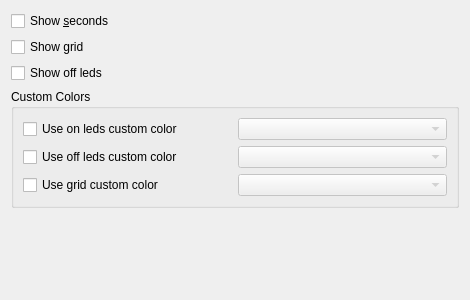
KDE/kdeplasma-addons, file applets/binary-clock/clockConfig.ui: the form before one commit.
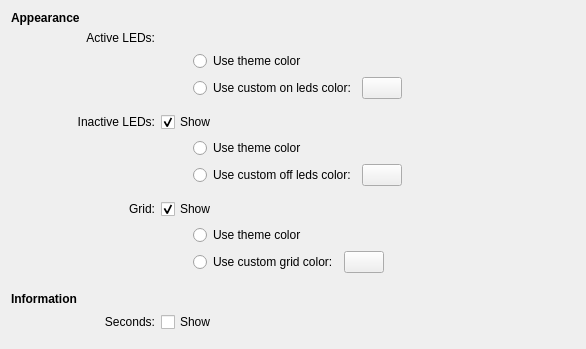
The form after the commit. Custom widgets are drawn as their Qt base class.

Commit message: Now we've got an usable config UI.

What changed in the file:
```diff
--- a/applets/binary-clock/clockConfig.ui
+++ b/applets/binary-clock/clockConfig.ui
@@ -5,8 +5,8 @@
    <rect>
     <x>0</x>
     <y>0</y>
-    <width>470</width>
-    <height>300</height>
+    <width>586</width>
+    <height>349</height>
    </rect>
   </property>
   <property name="minimumSize" >
@@ -15,34 +15,84 @@
     <height>300</height>
    </size>
   </property>
-  <layout class="QVBoxLayout" name="verticalLayout" >
-   <item>
-    <widget class="QCheckBox" name="showSecondHandCheckBox" >
-     <property name="toolTip" >
-      <string>Show the second leds</string>
+  <layout class="QGridLayout" name="gridLayout" >
+   <item row="0" column="0" >
+    <widget class="QLabel" name="Appearance" >
+     <property name="font" >
+      <font>
+       <weight>75</weight>
+       <bold>true</bold>
+      </font>
      </property>
-     <property name="whatsThis" >
-      <string>Check this if you want to display second leds in order to see the seconds.</string>
+     <property name="text" >
+      <string>Appearance</string>
      </property>
+    </widget>
+   </item>
+   <item row="1" column="1" >
+    <widget class="QLabel" name="label" >
      <property name="text" >
-      <string>Show &amp;seconds</string>
+      <string>Active LEDs:</string>
      </property>
+     <property name="alignment" >
+      <set>Qt::AlignRight|Qt::AlignTrailing|Qt::AlignVCenter</set>
+     </property>
     </widget>
    </item>
-   <item>
-    <widget class="QCheckBox" name="showGridCheckBox" >
-     <property name="toolTip" >
-      <string>Show the grid</string>
+   <item row="3" column="4" >
+    <layout class="QHBoxLayout" name="horizontalLayout_3" >
+     <item>
+      <widget class="QRadioButton" name="onLedsCustomColorRadioButton" >
+       <property name="text" >
+        <string>Use custom on leds color:</string>
+       </property>
+      </widget>
+     </item>
+     <item>
+      <widget class="KColorButton" name="onLedsCustomColorButton" />
+     </item>
+     <item>
+      <spacer name="horizontalSpacer_3" >
+       <property name="orientation" >
+        <enum>Qt::Horizontal</enum>
+       </property>
+       <property name="sizeHint" stdset="0" >
+        <size>
+         <width>40</width>
+         <height>20</height>
+        </size>
+       </property>
+      </spacer>
+     </item>
+    </layout>
+   </item>
+   <item row="4" column="2" >
+    <spacer name="verticalSpacer_3" >
+     <property name="orientation" >
+      <enum>Qt::Vertical</enum>
      </property>
-     <property name="whatsThis" >
-      <string>Check this if you want to see a grid around leds.</string>
+     <property name="sizeType" >
+      <enum>QSizePolicy::Fixed</enum>
      </property>
+     <property name="sizeHint" stdset="0" >
+      <size>
+       <width>20</width>
+       <height>7</height>
+      </size>
+     </property>
+    </spacer>
+   </item>
+   <item row="5" column="0" colspan="2" >
+    <widget class="QLabel" name="label_4" >
      <property name="text" >
-      <string>Show grid</string>
+      <string>Inactive LEDs:</string>
      </property>
+     <property name="alignment" >
+      <set>Qt::AlignRight|Qt::AlignTrailing|Qt::AlignVCenter</set>
+     </property>
     </widget>
    </item>
-   <item>
+   <item row="5" column="2" colspan="3" >
     <widget class="QCheckBox" name="showOffLedsCheckBox" >
      <property name="toolTip" >
       <string>Show the off leds</string>
@@ -51,62 +101,159 @@
       <string>Check this if you want to see off leds.</string>
      </property>
      <property name="text" >
-      <string>Show off leds</string>
+      <string>Show</string>
      </property>
+     <property name="checked" >
+      <bool>true</bool>
+     </property>
     </widget>
    </item>
-   <item>
-    <widget class="QGroupBox" name="ColorsGroupBox" >
-     <property name="title" >
-      <string>Custom Colors</string>
+   <item row="6" column="4" >
+    <widget class="QRadioButton" name="offLedsDefaultColorRadioButton" >
+     <property name="text" >
+      <string>Use theme color</string>
      </property>
-     <layout class="QGridLayout" name="gridLayout" >
-      <item row="0" column="0" >
-       <widget class="QCheckBox" name="onLedsCustomColorCheckBox" >
-        <property name="text" >
-         <string>Use on leds custom color</string>
-        </property>
-       </widget>
-      </item>
-      <item row="0" column="1" >
-       <widget class="KColorCombo" name="onLedsCustomColorCombo" >
-        <property name="enabled" >
-         <bool>false</bool>
-        </property>
-       </widget>
-      </item>
-      <item row="1" column="0" >
-       <widget class="QCheckBox" name="offLedsCustomColorCheckBox" >
-        <property name="text" >
-         <string>Use off leds custom color</string>
-        </property>
-       </widget>
-      </item>
-      <item row="1" column="1" >
-       <widget class="KColorCombo" name="offLedsCustomColorCombo" >
-        <property name="enabled" >
-         <bool>false</bool>
-        </property>
-       </widget>
-      </item>
-      <item row="2" column="0" >
-       <widget class="QCheckBox" name="gridCustomColorCheckBox" >
-        <property name="text" >
-         <string>Use grid custom color</string>
-        </property>
-       </widget>
-      </item>
-      <item row="2" column="1" >
-       <widget class="KColorCombo" name="gridCustomColorCombo" >
-        <property name="enabled" >
-         <bool>false</bool>
-        </property>
-       </widget>
-      </item>
-     </layout>
     </widget>
    </item>
-   <item>
+   <item row="7" column="4" >
+    <layout class="QHBoxLayout" name="horizontalLayout_2" >
+     <item>
+      <widget class="QRadioButton" name="offLedsCustomColorRadioButton" >
+       <property name="sizePolicy" >
+        <sizepolicy vsizetype="Fixed" hsizetype="Minimum" >
+         <horstretch>0</horstretch>
+         <verstretch>0</verstretch>
+        </sizepolicy>
+       </property>
+       <property name="text" >
+        <string>Use custom off leds color:</string>
+       </property>
+      </widget>
+     </item>
+     <item>
+      <widget class="KColorButton" name="offLedsCustomColorButton" />
+     </item>
+     <item>
+      <spacer name="horizontalSpacer_2" >
+       <property name="orientation" >
+        <enum>Qt::Horizontal</enum>
+       </property>
+       <property name="sizeHint" stdset="0" >
+        <size>
+         <width>40</width>
+         <height>20</height>
+        </size>
+       </property>
+      </spacer>
+     </item>
+    </layout>
+   </item>
+   <item row="8" column="2" colspan="2" >
+    <spacer name="verticalSpacer_2" >
+     <property name="orientation" >
+      <enum>Qt::Vertical</enum>
+     </property>
+     <property name="sizeType" >
+      <enum>QSizePolicy::Fixed</enum>
+     </property>
+     <property name="sizeHint" stdset="0" >
+      <size>
+       <width>20</width>
+       <height>7</height>
+      </size>
+     </property>
+    </spacer>
+   </item>
+   <item row="9" column="0" colspan="2" >
+    <widget class="QLabel" name="label_3" >
+     <property name="text" >
+      <string>Grid:</string>
+     </property>
+     <property name="alignment" >
+      <set>Qt::AlignRight|Qt::AlignTrailing|Qt::AlignVCenter</set>
+     </property>
+    </widget>
+   </item>
+   <item row="9" column="2" colspan="3" >
+    <widget class="QCheckBox" name="showGridCheckBox" >
+     <property name="toolTip" >
+      <string>Show the grid</string>
+     </property>
+     <property name="whatsThis" >
+      <string>Check this if you want to see a grid around leds.</string>
+     </property>
+     <property name="text" >
+      <string>Show</string>
+     </property>
+     <property name="checked" >
+      <bool>true</bool>
+     </property>
+    </widget>
+   </item>
+   <item row="10" column="4" >
+    <widget class="QRadioButton" name="gridDefaultColorRadioButton" >
+     <property name="text" >
+      <string>Use theme color</string>
+     </property>
+    </widget>
+   </item>
+   <item row="11" column="4" >
+    <layout class="QHBoxLayout" name="horizontalLayout" >
+     <item>
+      <widget class="QRadioButton" name="gridCustomColorRadioButton" >
+       <property name="text" >
+        <string>Use custom grid color:</string>
+       </property>
+      </widget>
+     </item>
+     <item>
+      <widget class="KColorButton" name="gridCustomColorButton" />
+     </item>
+     <item>
+      <spacer name="horizontalSpacer" >
+       <property name="orientation" >
+        <enum>Qt::Horizontal</enum>
+       </property>
+       <property name="sizeHint" stdset="0" >
+        <size>
+         <width>40</width>
+         <height>20</height>
+        </size>
+       </property>
+      </spacer>
+     </item>
+    </layout>
+   </item>
+   <item row="12" column="0" >
+    <spacer name="verticalSpacer_4" >
+     <property name="orientation" >
+      <enum>Qt::Vertical</enum>
+     </property>
+     <property name="sizeType" >
+      <enum>QSizePolicy::Fixed</enum>
+     </property>
+     <property name="sizeHint" stdset="0" >
+      <size>
+       <width>20</width>
+       <height>13</height>
+      </size>
+     </property>
+    </spacer>
+   </item>
+   <item row="13" column="0" >
+    <widget class="QLabel" name="label_6" >
+     <property name="font" >
+      <font>
+       <weight>75</weight>
+       <bold>true</bold>
+      </font>
+     </property>
+     <property name="text" >
+      <string>Information</string>
+     </property>
+    </widget>
+   </item>
+   <item row="15" column="3" colspan="2" >
     <spacer name="verticalSpacer" >
      <property name="orientation" >
       <enum>Qt::Vertical</enum>
@@ -114,18 +261,48 @@
      <property name="sizeHint" stdset="0" >
       <size>
        <width>20</width>
-       <height>70</height>
+       <height>40</height>
       </size>
      </property>
     </spacer>
    </item>
+   <item row="2" column="4" >
+    <widget class="QRadioButton" name="onLedsDefaultColorRadioButton" >
+     <property name="text" >
+      <string>Use theme color</string>
+     </property>
+    </widget>
+   </item>
+   <item row="14" column="1" >
+    <widget class="QLabel" name="showSecondsLabel" >
+     <property name="text" >
+      <string>Seconds:</string>
+     </property>
+     <property name="alignment" >
+      <set>Qt::AlignRight|Qt::AlignTrailing|Qt::AlignVCenter</set>
+     </property>
+    </widget>
+   </item>
+   <item row="14" column="2" colspan="3" >
+    <widget class="QCheckBox" name="showSecondHandCheckBox" >
+     <property name="toolTip" >
+      <string>Show the second leds</string>
+     </property>
+     <property name="whatsThis" >
+      <string>Check this if you want to display second leds in order to see the seconds.</string>
+     </property>
+     <property name="text" >
+      <string>Show</string>
+     </property>
+    </widget>
+   </item>
   </layout>
  </widget>
   <customwidgets>
   <customwidget>
-   <class>KColorCombo</class>
-   <extends>QComboBox</extends>
-   <header>kcolorcombo.h</header>
+   <class>KColorButton</class>
+   <extends>QPushButton</extends>
+   <header>kcolorbutton.h</header>
   </customwidget>
  </customwidgets>
  <resources/>
```
Left out of the diff: 102 changed lines with no effect on the pictures. The commit also changes 1 other file.
